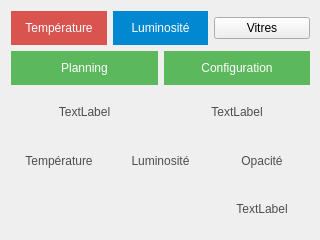
This is thermostat/Thermostat/mainwindow.ui in kimchicharlie/Envio as Qt 5 draws it before an edit. The edited form follows.
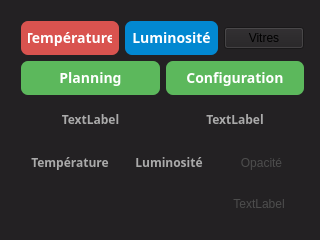
This is the edited form.

The edit to the form file:
```diff
--- a/thermostat/Thermostat/mainwindow.ui
+++ b/thermostat/Thermostat/mainwindow.ui
@@ -13,14 +13,18 @@
   <property name="windowTitle">
    <string>Envio - Thermostat</string>
   </property>
+  <property name="styleSheet">
+   <string notr="true">Background: #232123;
+</string>
+  </property>
   <widget class="QWidget" name="centralWidget">
    <widget class="QWidget" name="gridLayoutWidget">
     <property name="geometry">
      <rect>
-      <x>0</x>
-      <y>0</y>
-      <width>321</width>
-      <height>241</height>
+      <x>10</x>
+      <y>10</y>
+      <width>305</width>
+      <height>221</height>
      </rect>
     </property>
     <layout class="QGridLayout" name="gridLayout_2">
@@ -28,6 +32,14 @@
       <layout class="QHBoxLayout" name="horizontalLayout_2">
        <item>
         <widget class="QLabel" name="TempLabel">
+         <property name="font">
+          <font>
+           <family>Segoe UI,sans-serif</family>
+           <pointsize>-1</pointsize>
+           <weight>75</weight>
+           <bold>true</bold>
+          </font>
+         </property>
          <property name="styleSheet">
           <string notr="true">	font-family:&quot;Segoe UI&quot;, sans-serif;
 text-transform: uppercase;
@@ -36,7 +48,7 @@
 padding: 10px;
 padding-top: -15px;
 color: #b71c1c;
-font-size: 16px;
+font-size: 24px;
 </string>
          </property>
          <property name="text">
@@ -49,6 +61,14 @@
        </item>
        <item>
         <widget class="QLabel" name="LumLabel">
+         <property name="font">
+          <font>
+           <family>Segoe UI,sans-serif</family>
+           <pointsize>-1</pointsize>
+           <weight>75</weight>
+           <bold>true</bold>
+          </font>
+         </property>
          <property name="styleSheet">
           <string notr="true">	font-family:&quot;Segoe UI&quot;, sans-serif;
 text-transform: uppercase;
@@ -58,7 +78,7 @@
 padding: 10px;
 padding-top: -15px;
 color: #0288d1;
-font-size: 16px;
+font-size: 24px;
 </string>
          </property>
          <property name="text">
@@ -97,17 +117,26 @@
       <layout class="QHBoxLayout" name="horizontalLayout">
        <item>
         <widget class="QPushButton" name="TempEditButton">
+         <property name="font">
+          <font>
+           <family>Segoe UI,sans-serif</family>
+           <pointsize>-1</pointsize>
+           <weight>75</weight>
+           <bold>true</bold>
+          </font>
+         </property>
          <property name="styleSheet">
           <string notr="true">QPushButton
 {
 	font-family:&quot;Segoe UI&quot;, sans-serif;
 	text-transform: uppercase;
 	background: #D9534F;
-	padding: 10px;
+	padding: 7px;
 	color: #FFFFFF;
-	font-size: 12px;
+	font-size: 14px;
 	outline: 0;
 	border: 0;
+	border-radius: 7px;
 }
 
 QPushButton:hover
@@ -129,6 +158,14 @@
        </item>
        <item>
         <widget class="QPushButton" name="LumEditButton">
+         <property name="font">
+          <font>
+           <family>Segoe UI,sans-serif</family>
+           <pointsize>-1</pointsize>
+           <weight>75</weight>
+           <bold>true</bold>
+          </font>
+         </property>
          <property name="styleSheet">
           <string notr="true">QPushButton
 {
@@ -137,9 +174,10 @@
 	outline: 0;
 	background: #0288d1;
 	border: 0;
-	padding: 10px;
+	padding: 7px;
 	color: #FFFFFF;
-	font-size: 12px;
+	font-size: 14px;
+	border-radius: 7px;
 }
 
 QPushButton:hover
@@ -172,6 +210,14 @@
       <layout class="QHBoxLayout" name="horizontalLayout_4">
        <item>
         <widget class="QLabel" name="tempTxtlabel">
+         <property name="font">
+          <font>
+           <family>Segoe UI,sans-serif</family>
+           <pointsize>-1</pointsize>
+           <weight>75</weight>
+           <bold>true</bold>
+          </font>
+         </property>
          <property name="styleSheet">
           <string notr="true">font-family:&quot;Segoe UI&quot;, sans-serif;
 text-transform: uppercase;
@@ -179,7 +225,7 @@
 width: 100%;
 border: 0;
 padding: 10px;
-color: #4d4d4d;
+color: #AAA;
 font-size: 12px;
 
 </string>
@@ -194,6 +240,14 @@
        </item>
        <item>
         <widget class="QLabel" name="LumTxtLabel">
+         <property name="font">
+          <font>
+           <family>Montserrat,sans-serif</family>
+           <pointsize>-1</pointsize>
+           <weight>75</weight>
+           <bold>true</bold>
+          </font>
+         </property>
          <property name="styleSheet">
           <string notr="true">font-family: &quot;Montserrat&quot;, sans-serif;
 text-transform: uppercase;
@@ -201,7 +255,7 @@
 width: 100%;
 border: 0;
 padding: 10px;
-color: #4d4d4d;
+color: #AAA;
 font-size: 12px;
 
 </string>
@@ -242,17 +296,26 @@
       <layout class="QHBoxLayout" name="horizontalLayout_3">
        <item>
         <widget class="QPushButton" name="PlanningEditButton">
+         <property name="font">
+          <font>
+           <family>Segoe UI,sans-serif</family>
+           <pointsize>-1</pointsize>
+           <weight>75</weight>
+           <bold>true</bold>
+          </font>
+         </property>
          <property name="styleSheet">
           <string notr="true">QPushButton
 {
-	font-family:&quot;Segoe UI&quot;, sans-serif;
+font-family:&quot;Segoe UI&quot;, sans-serif;
 	text-transform: uppercase;
 	outline: 0;
 	background: #5cb85c;
 	border: 0;
-	padding: 10px;
+	padding: 7px;
 	color: #FFFFFF;
-	font-size: 12px;
+	font-size: 14px;
+	border-radius: 7px;
 }
 
 QPushButton:hover
@@ -274,17 +337,26 @@
        </item>
        <item>
         <widget class="QPushButton" name="ConfigEditButton">
+         <property name="font">
+          <font>
+           <family>Segoe UI,sans-serif</family>
+           <pointsize>-1</pointsize>
+           <weight>75</weight>
+           <bold>true</bold>
+          </font>
+         </property>
          <property name="styleSheet">
           <string notr="true">QPushButton
 {
-	font-family:&quot;Segoe UI&quot;, sans-serif;
+font-family:&quot;Segoe UI&quot;, sans-serif;
 	text-transform: uppercase;
 	outline: 0;
 	background: #5cb85c;
 	border: 0;
-	padding: 10px;
+	padding: 7px;
 	color: #FFFFFF;
-	font-size: 12px;
+	font-size: 14px;
+	border-radius: 7px;
 }
 
 QPushButton:hover
@@ -316,13 +388,21 @@
            <height>50</height>
           </size>
          </property>
+         <property name="font">
+          <font>
+           <family>Segoe UI,sans-serif</family>
+           <pointsize>-1</pointsize>
+           <weight>75</weight>
+           <bold>true</bold>
+          </font>
+         </property>
          <property name="styleSheet">
           <string notr="true">font-family:&quot;Segoe UI&quot;, sans-serif;
 text-transform: uppercase;
 outline: 0;
 border: 0;
 padding: 5px;
-color: #4d4d4d;
+color: #AAA;
 font-size: 12px;
 
 </string>
@@ -337,13 +417,21 @@
        </item>
        <item>
         <widget class="QLabel" name="roomLabel">
+         <property name="font">
+          <font>
+           <family>Segoe UI,sans-serif</family>
+           <pointsize>-1</pointsize>
+           <weight>75</weight>
+           <bold>true</bold>
+          </font>
+         </property>
          <property name="styleSheet">
           <string notr="true">font-family:&quot;Segoe UI&quot;, sans-serif;
 text-transform: uppercase;
 outline: 0;
 border: 0;
 padding: 10px;
-color: #4d4d4d;
+color: #AAA;
 font-size: 12px;
 
 </string>
```
Left out of the diff: 24 changed lines with no effect on the pictures.
